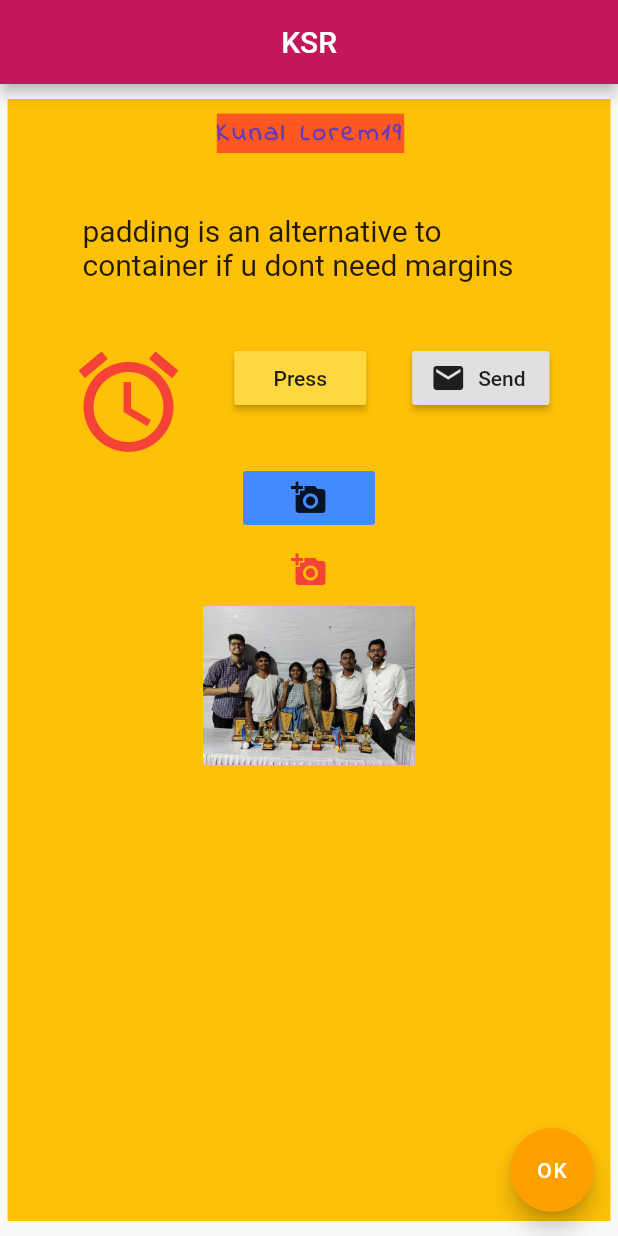
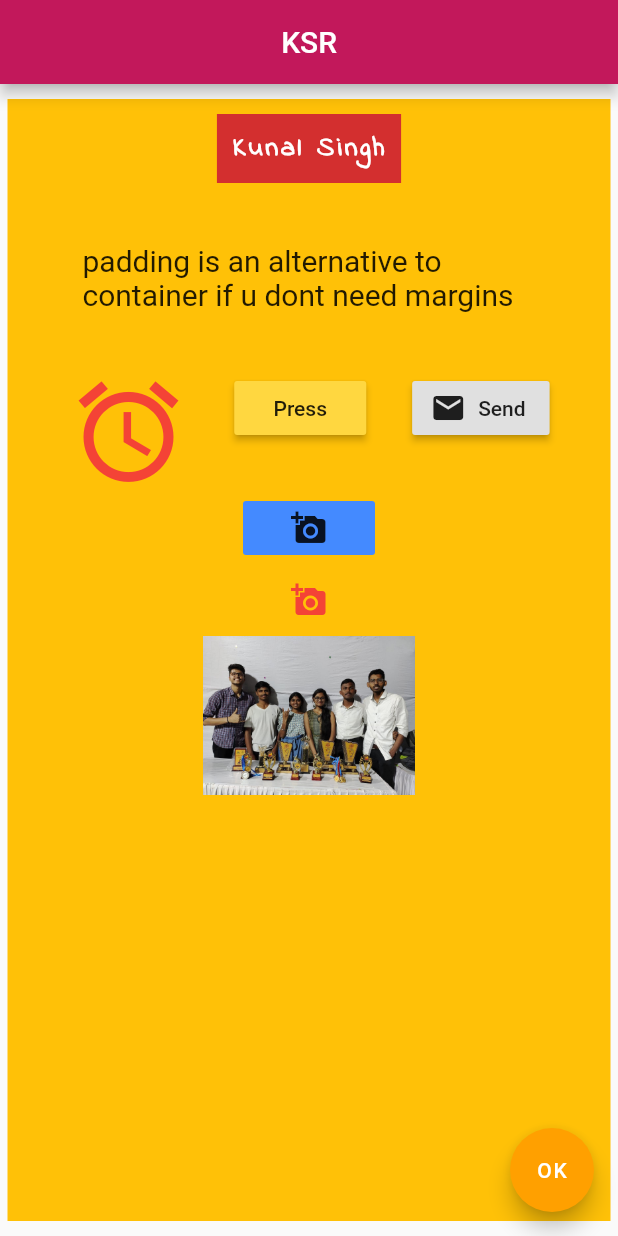
Before and after one commit to singhkunal2050/FlutterNewApp, a Flutter app: the screen it shows after launch, on a phone screen of 412 x 824 dp. Run offline on Flutter 3.47's test engine with Material 2 defaults, Android fonts, the phone set to English and light mode, and no system bars.

Commit message:
added container ro return from textstyle.dart

```diff
--- a/lib/MystyleText.dart
+++ b/lib/MystyleText.dart
@@ -3,15 +3,18 @@ import 'package:flutter/material.dart';
 class MystyleText extends StatelessWidget {
   @override
   Widget build(BuildContext context) {
-    return Text(
-      'Kunal Lorem19',
-      style: TextStyle(
-        backgroundColor: Colors.deepOrange,
-        fontSize: 18,
-        fontWeight: FontWeight.w800,
-        letterSpacing: 2,
-        color: Colors.deepPurple,
-        fontFamily: 'IndieFlower',
+    return Container(
+      color: Colors.red[700],
+      padding: EdgeInsets.all(10),
+      child: Text(
+        'Kunal Singh',
+        style: TextStyle(
+          fontSize: 18,
+          fontWeight: FontWeight.w800,
+          letterSpacing: 2,
+          color: Colors.white,
+          fontFamily: 'IndieFlower',
+        ),
       ),
     );
   }
```
